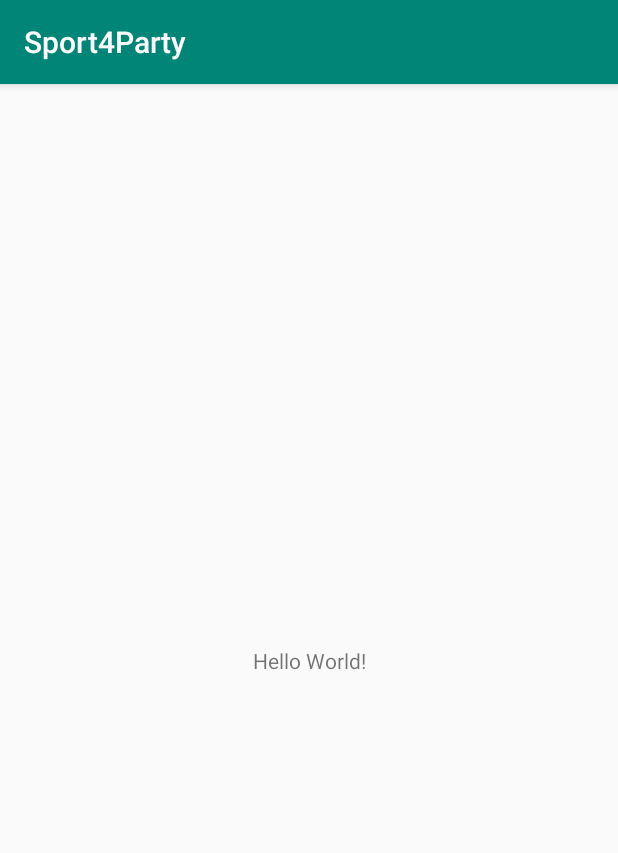
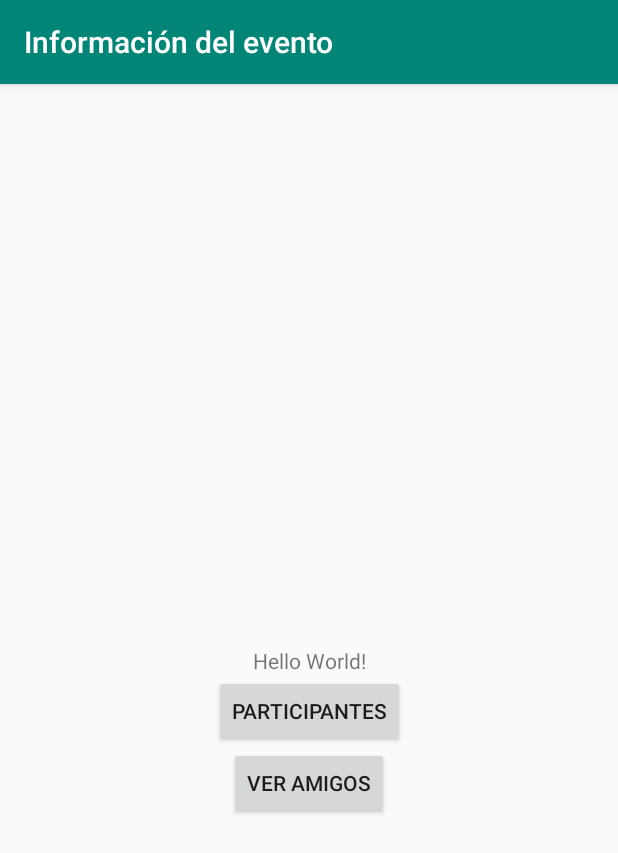
Before and after one commit to compumovil2010/Sport4Party, an Android app: the screen it shows after launch (MainActivity), on a phone screen of 412 x 824 dp. Shown: the top 853 px of the screen. Run offline under Robolectric (Android 15) with nearby library versions, the phone set to English and light mode, and no system bars.

Commit message:
Commit participantes,amigos

```diff
--- /dev/null
+++ b/app/src/main/java/com/example/sport4party/Deportista.java
@@ -0,0 +1,49 @@
+package com.example.sport4party;
+
+import java.io.Serializable;
+
+public class Deportista implements Serializable {
+    private int ID;
+    private String nombre;
+    private String nivelDeHabilidad;
+    private float popularidad;
+
+    public Deportista(int ID, String nombre, String nivelDeHabilidad, float popularidad) {
+        this.ID = ID;
+        this.nombre = nombre;
+        this.nivelDeHabilidad = nivelDeHabilidad;
+        this.popularidad = popularidad;
+    }
+
+    public int getID() {
+        return ID;
+    }
+
+    public String getNombre() {
+        return nombre;
+    }
+
+    public String getNivelDeHabilidad() {
+        return nivelDeHabilidad;
+    }
+
+    public float getPopularidad() {
+        return popularidad;
+    }
+
+    public void setID(int ID) {
+        this.ID = ID;
+    }
+
+    public void setNombre(String nombre) {
+        this.nombre = nombre;
+    }
+
+    public void setNivelDeHabilidad(String nivelDeHabilidad) {
+        this.nivelDeHabilidad = nivelDeHabilidad;
+    }
+
+    public void setPopularidad(float popularidad) {
+        this.popularidad = popularidad;
+    }
+}
--- a/app/src/main/java/com/example/sport4party/MainActivity.java
+++ b/app/src/main/java/com/example/sport4party/MainActivity.java
@@ -2,13 +2,59 @@ package com.example.sport4party;
 
 import androidx.appcompat.app.AppCompatActivity;
 
+import android.content.Intent;
 import android.os.Bundle;
+import android.view.View;
+import android.widget.Button;
+
+import java.io.Serializable;
+import java.util.ArrayList;
 
 public class MainActivity extends AppCompatActivity {
-
+    Button accionParticipantes;
+    Button verAmigos;
+    ArrayList<Deportista> deportistas;
     @Override
     protected void onCreate(Bundle savedInstanceState) {
         super.onCreate(savedInstanceState);
         setContentView(R.layout.activity_main);
+
+        accionParticipantes = findViewById(R.id.botonparticipantes);
+        verAmigos = findViewById(R.id.botonVerAmigos);
+
+        getSupportActionBar().setTitle("Información del evento");
+
+
+        deportistas = new ArrayList<>();
+        deportistas.add(new Deportista(1,"Juan Francisco Hamon", "Bueno", 4f));
+        deportistas.add(new Deportista(2,"Diego Barajas", "Regular", 3f));
+        deportistas.add(new Deportista(3,"Brandonn Cruz", "Malo", 2f));
+        deportistas.add(new Deportista(4,"Santiago Chaparro", "Bueno", 5f));
+        deportistas.add(new Deportista(5,"Pedro Fernandez", "Bueno", 4f));
+        deportistas.add(new Deportista(6,"Santiago Herrera", "Regular", 3f));
+        deportistas.add(new Deportista(7,"Carlos Orduz", "Malo", 2f));
+        deportistas.add(new Deportista(8,"Diego Ignacio Martinez", "Bueno", 5f));
+
+        accionParticipantes.setOnClickListener(new View.OnClickListener() {
+            @Override
+            public void onClick(View v) {
+                Intent verParticipantes = new Intent(v.getContext(), VerParticipantes.class);
+                Bundle extaInfo = new Bundle();
+                extaInfo.putSerializable("participantes", (Serializable) deportistas);
+                verParticipantes.putExtra("listaParticipantes",extaInfo);
+                startActivity(verParticipantes);
+            }
+        });
+
+        verAmigos.setOnClickListener(new View.OnClickListener() {
+            @Override
+            public void onClick(View v) {
+                Intent verAmigos = new Intent(v.getContext(),MisAmigos.class);
+                Bundle extaInfo = new Bundle();
+                extaInfo.putSerializable("amigos", (Serializable) deportistas);
+                verAmigos.putExtra("listaAmigos",extaInfo);
+                startActivity(verAmigos);
+            }
+        });
     }
 }
--- a/app/src/main/res/layout/activity_main.xml
+++ b/app/src/main/res/layout/activity_main.xml
@@ -7,6 +7,7 @@
     tools:context=".MainActivity">
 
     <TextView
+        android:id="@+id/textView"
         android:layout_width="wrap_content"
         android:layout_height="wrap_content"
         android:text="Hello World!"
@@ -15,4 +16,22 @@
         app:layout_constraintRight_toRightOf="parent"
         app:layout_constraintTop_toTopOf="parent" />
 
+    <Button
+        android:id="@+id/botonparticipantes"
+        android:layout_width="wrap_content"
+        android:layout_height="wrap_content"
+        android:text="Participantes"
+        app:layout_constraintEnd_toEndOf="parent"
+        app:layout_constraintStart_toStartOf="parent"
+        app:layout_constraintTop_toBottomOf="@+id/textView" />
+
+    <Button
+        android:id="@+id/botonVerAmigos"
+        android:layout_width="wrap_content"
+        android:layout_height="wrap_content"
+        android:text="Ver amigos"
+        app:layout_constraintEnd_toEndOf="parent"
+        app:layout_constraintStart_toStartOf="parent"
+        app:layout_constraintTop_toBottomOf="@+id/botonparticipantes" />
+
 </androidx.constraintlayout.widget.ConstraintLayout>
```
Also changed, not shown: app/src/main/AndroidManifest.xml (+9 -0 lines), app/src/main/java/com/example/sport4party/DeportistaAdapter.java (added, +115 -0 lines), app/src/main/java/com/example/sport4party/InvitarAmigos.java (added, +41 -0 lines), app/src/main/java/com/example/sport4party/MisAmigos.java (added, +37 -0 lines), app/src/main/java/com/example/sport4party/VerParticipantes.java (added, +56 -0 lines), app/src/main/res/layout/activity_invitar_amigos.xml (added, +10 -0 lines), app/src/main/res/layout/activity_mis_amigos.xml (added, +10 -0 lines), app/src/main/res/layout/activity_ver_participantes.xml (added, +23 -0 lines), app/src/main/res/layout/casilla_participante.xml (added, +93 -0 lines), app/src/main/res/drawable-v24/emptystar.png (added), app/src/main/res/drawable-v24/icons8_star_30px.png (added), app/src/main/res/drawable-v24/user.png (added).
